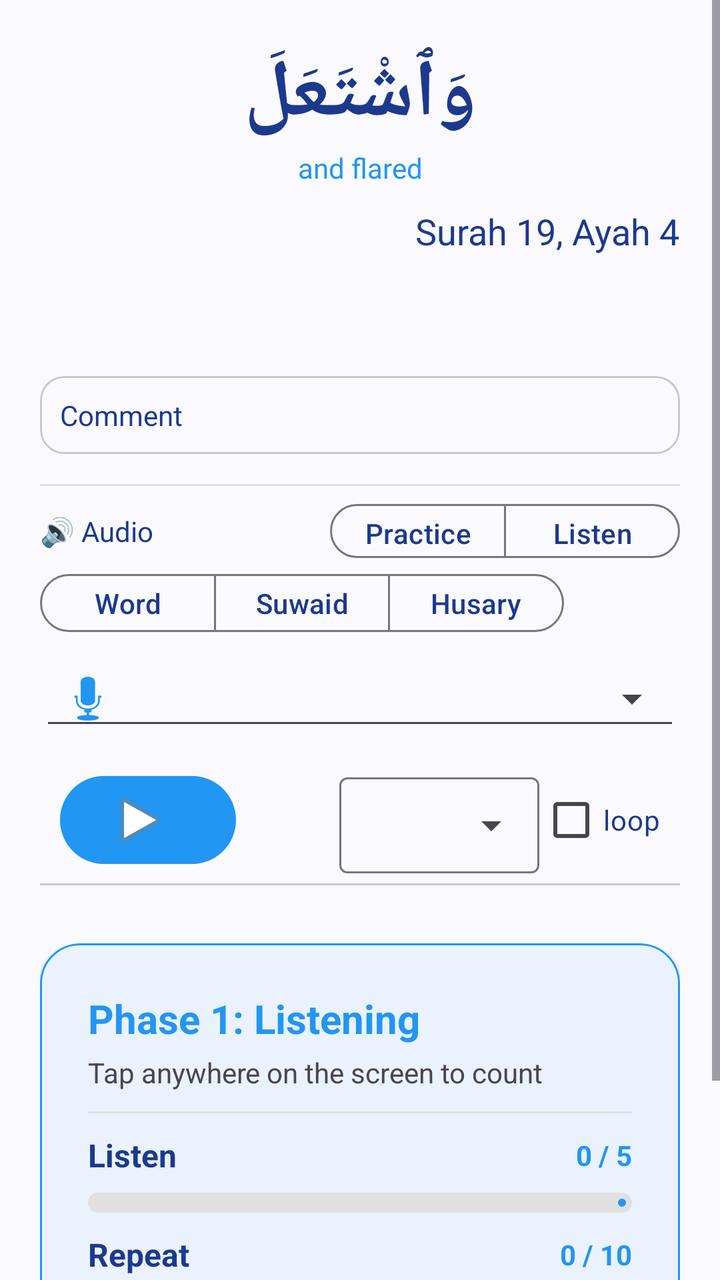
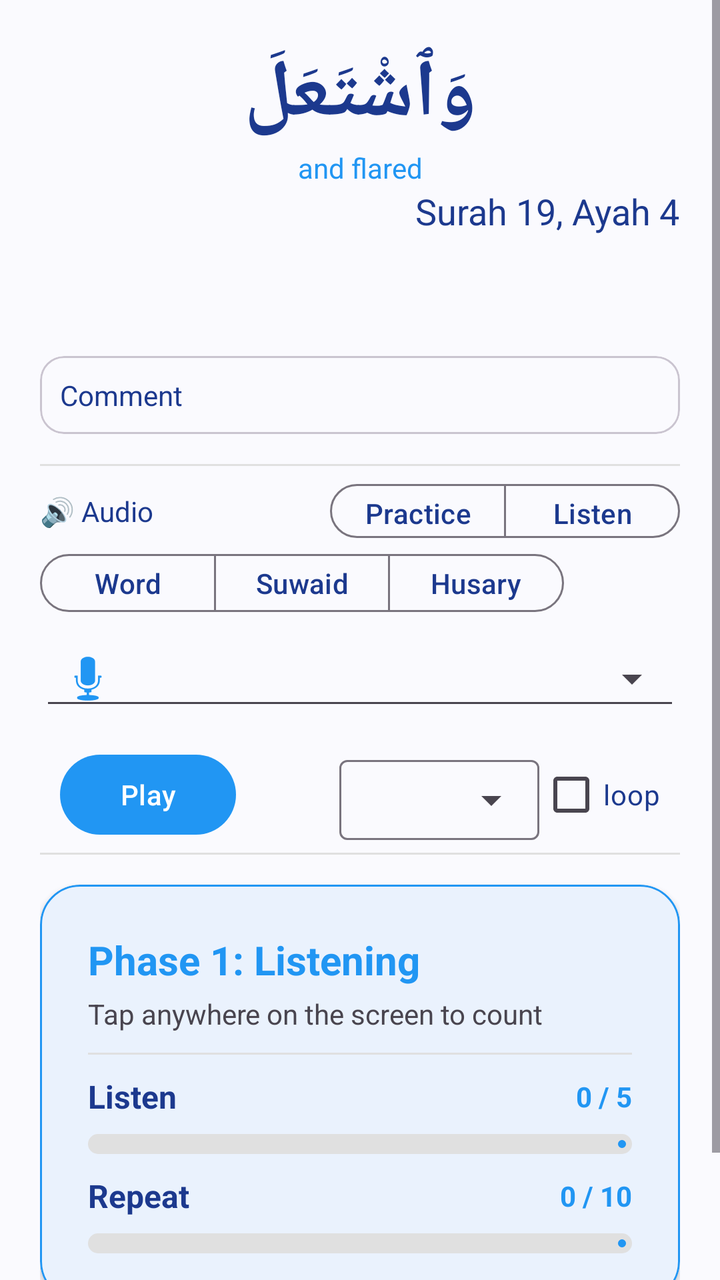

Compare the two renders of this Android layout. The source of the first and the diff that turns it into the second are given below.
<!-- AndroidManifest.xml: application theme Theme.QuranWords -->
<!-- res/layout/fragment_local_detail.xml -->
<?xml version="1.0" encoding="utf-8"?>
<ScrollView xmlns:android="http://schemas.android.com/apk/res/android"
    xmlns:app="http://schemas.android.com/apk/res-auto"
    android:layout_width="match_parent"
    android:layout_height="match_parent">


    <androidx.constraintlayout.widget.ConstraintLayout
        android:id="@+id/root"
        android:layout_width="match_parent"
        android:layout_height="wrap_content"
        android:padding="20dp">

        
        <TextView
            android:id="@+id/detailWordTextView"
            android:layout_width="0dp"
            android:layout_height="wrap_content"
            android:gravity="center"
            android:text="وَٱشْتَعَلَ"
            android:textColor="@color/textColor"
            android:textSize="40sp"
            android:textStyle="bold"
            app:layout_constraintEnd_toEndOf="parent"
            app:layout_constraintStart_toStartOf="parent"
            app:layout_constraintTop_toTopOf="parent" />

        
        <TextView
            android:id="@+id/detailEnglishTextView"
            android:layout_width="0dp"
            android:layout_height="wrap_content"
            android:gravity="center"
            android:text="and flared"
            android:textColor="@color/primary"
            android:textSize="14sp"
            app:layout_constraintEnd_toEndOf="parent"
            app:layout_constraintStart_toStartOf="parent"
            app:layout_constraintTop_toBottomOf="@id/detailWordTextView" />


        
        <TextView
            android:id="@+id/detailSurahTextView"
            android:layout_width="wrap_content"
            android:layout_height="wrap_content"
            android:layout_marginTop="@dimen/margin_top"
            android:text="Surah 19, Ayah 4"
            android:textColor="@color/textColor"
            android:textSize="18sp"
            app:layout_constraintEnd_toEndOf="parent"
            app:layout_constraintTop_toBottomOf="@id/detailEnglishTextView" />

        
        <TextView
            android:id="@+id/detailAyahTextView"
            android:layout_width="wrap_content"
            android:layout_height="wrap_content"
            android:layout_marginTop="@dimen/margin_top"
            android:textColor="@color/black"
            android:textSize="30sp"
            android:textStyle="bold"
            app:layout_constraintEnd_toEndOf="parent"
            app:layout_constraintStart_toStartOf="parent"
            app:layout_constraintTop_toBottomOf="@id/detailSurahTextView" />


        
        <com.google.android.material.card.MaterialCardView
            android:id="@+id/commentCard"
            android:layout_width="0dp"
            android:layout_height="wrap_content"
            android:layout_marginTop="@dimen/margin_top"
            app:cardCornerRadius="12dp"
            app:layout_constraintEnd_toEndOf="parent"
            app:layout_constraintStart_toStartOf="parent"
            app:layout_constraintTop_toBottomOf="@id/detailAyahTextView">

            <TextView
                android:id="@+id/detailCommentTextView"
                android:layout_width="match_parent"
                android:layout_height="wrap_content"
                android:padding="10dp"
                android:text="Comment"
                android:textColor="@color/textColor"
                android:textSize="14sp" />
        </com.google.android.material.card.MaterialCardView>


        
        <LinearLayout
            android:layout_width="0dp"
            android:layout_height="wrap_content"
            android:layout_marginTop="@dimen/margin_top"
            android:orientation="vertical"
            app:layout_constraintEnd_toEndOf="parent"
            app:layout_constraintStart_toStartOf="parent"
            app:layout_constraintTop_toBottomOf="@id/commentCard">

            
            <View
                android:layout_width="match_parent"
                android:layout_height="1dp"
                android:layout_marginVertical="5dp"
                android:background="#E0E0E0" />

            <androidx.appcompat.widget.LinearLayoutCompat
                android:layout_width="match_parent"
                android:layout_height="wrap_content"
                android:gravity="center"
                android:orientation="horizontal">

                <TextView
                    android:layout_width="wrap_content"
                    android:layout_height="wrap_content"
                    android:layout_marginVertical="5dp"
                    android:text="🔊 Audio"
                    android:textColor="@color/textColor" />

                <Space
                    android:layout_width="0dp"
                    android:layout_height="0dp"
                    android:layout_weight="1" />

                <com.google.android.material.button.MaterialButtonToggleGroup
                    android:id="@+id/modeGroup"
                    android:layout_width="wrap_content"
                    android:layout_height="35dp"
                    app:selectionRequired="true"
                    app:singleSelection="true">

                    <com.google.android.material.button.MaterialButton
                        android:id="@+id/studyModeButton"
                        style="@style/QuranWords.ToggleButton"
                        android:layout_width="wrap_content"
                        android:layout_height="wrap_content"
                        android:text="Practice" />

                    <com.google.android.material.button.MaterialButton
                        android:id="@+id/listenModeButton"
                        style="@style/QuranWords.ToggleButton"
                        android:layout_width="wrap_content"
                        android:layout_height="wrap_content"
                        android:text="Listen" />
                </com.google.android.material.button.MaterialButtonToggleGroup>
            </androidx.appcompat.widget.LinearLayoutCompat>

            <com.google.android.material.button.MaterialButtonToggleGroup
                android:id="@+id/audioModeGroup"
                android:layout_width="wrap_content"
                android:layout_height="wrap_content"
                app:selectionRequired="true"
                app:singleSelection="true">

                <com.google.android.material.button.MaterialButton
                    android:id="@+id/wordAudioButton"
                    style="@style/QuranWords.ToggleButton"
                    android:layout_width="wrap_content"
                    android:layout_height="wrap_content"
                    android:text="Word" />

                <com.google.android.material.button.MaterialButton
                    android:id="@+id/suwaidButton"
                    style="@style/QuranWords.ToggleButton"
                    android:layout_width="wrap_content"
                    android:layout_height="wrap_content"
                    android:text="Suwaid" />

                <com.google.android.material.button.MaterialButton
                    android:id="@+id/husaryButton"
                    style="@style/QuranWords.ToggleButton"
                    android:layout_width="wrap_content"
                    android:layout_height="wrap_content"
                    android:text="Husary" />

            </com.google.android.material.button.MaterialButtonToggleGroup>

            <com.google.android.material.textfield.TextInputLayout
                android:id="@+id/reciterDropdownLayout"
                android:layout_width="match_parent"
                android:layout_height="wrap_content"
                app:boxBackgroundMode="outline"
                app:endIconMode="dropdown_menu"
                app:startIconDrawable="@android:drawable/ic_btn_speak_now"
                app:startIconTint="@color/primary"
                android:theme="@style/Theme.Material3.DayNight.NoActionBar">

                <com.google.android.material.textfield.MaterialAutoCompleteTextView
                    android:id="@+id/reciterDropdown"
                    android:layout_width="match_parent"
                    android:layout_height="wrap_content"
                    android:inputType="none"
                    android:focusable="false"
                    android:popupBackground="@color/surface"
                    android:textColor="@color/primary"/>
            </com.google.android.material.textfield.TextInputLayout>

            
            <androidx.constraintlayout.widget.ConstraintLayout
                android:id="@+id/controllerLayout"
                android:layout_width="match_parent"
                android:layout_height="wrap_content"
                android:layout_marginHorizontal="10dp"
                android:layout_marginTop="10dp"
                android:orientation="horizontal"
                app:layout_constraintBottom_toBottomOf="parent"
                app:layout_constraintEnd_toEndOf="parent">

                <Button
                    android:id="@+id/playAudioButton"
                    android:layout_width="wrap_content"
                    android:layout_height="wrap_content"
                    android:drawableLeft="@android:drawable/ic_media_play"
                    app:layout_constraintBottom_toBottomOf="parent"
                    app:layout_constraintStart_toStartOf="parent"
                    app:layout_constraintTop_toTopOf="parent" />

                <com.google.android.material.textfield.TextInputLayout
                    style="@style/Widget.Material3.TextInputLayout.OutlinedBox.ExposedDropdownMenu"
                    android:layout_width="100dp"
                    android:layout_height="wrap_content"
                    app:boxStrokeWidth="1dp"
                    app:boxStrokeWidthFocused="1dp"
                    app:layout_constraintBottom_toBottomOf="parent"
                    app:layout_constraintEnd_toStartOf="@+id/playLoop"
                    app:layout_constraintTop_toTopOf="parent">

                    <AutoCompleteTextView
                        android:id="@+id/playbackSpeedDropdown"
                        android:layout_width="match_parent"
                        android:layout_height="48dp"
                        android:gravity="center"
                        android:inputType="none"
                        android:paddingStart="8dp"
                        android:paddingEnd="8dp"
                        android:textSize="14sp" />

                </com.google.android.material.textfield.TextInputLayout>


                <CheckBox
                    android:id="@+id/playLoop"
                    android:layout_width="wrap_content"
                    android:layout_height="wrap_content"
                    android:text="loop"
                    android:textColor="@color/textColor"
                    app:layout_constraintBottom_toBottomOf="parent"
                    app:layout_constraintEnd_toEndOf="parent"
                    app:layout_constraintTop_toTopOf="parent" />
            </androidx.constraintlayout.widget.ConstraintLayout>

            <com.google.android.material.divider.MaterialDivider
                android:layout_width="match_parent"
                android:layout_height="1dp"
                android:layout_marginVertical="5dp" />

            <include
                android:id="@+id/taskProgressLayout"
                layout="@layout/layout_task_progress"
                android:layout_width="match_parent"
                android:layout_height="wrap_content"
                android:layout_marginTop="24dp" />

            <LinearLayout
                android:layout_width="match_parent"
                android:layout_height="wrap_content"
                android:layout_marginTop="@dimen/margin_top"
                android:gravity="end"
                android:orientation="horizontal">

                <Button
                    android:id="@+id/deleteButton"
                    style="?attr/materialButtonOutlinedStyle"
                    android:layout_width="wrap_content"
                    android:layout_height="wrap_content"
                    android:drawableEnd="@android:drawable/ic_menu_delete"
                    android:minWidth="0dp"
                    android:minHeight="0dp"
                    android:padding="4dp" />

                <Button
                    android:id="@+id/editButton"
                    style="?attr/materialButtonOutlinedStyle"
                    android:layout_width="wrap_content"
                    android:layout_height="wrap_content"
                    android:layout_marginStart="20dp"
                    android:drawableEnd="@android:drawable/ic_menu_edit"
                    android:minWidth="0dp"
                    android:minHeight="0dp"
                    android:padding="4dp" />

                <Button
                    android:id="@+id/navigationButton"
                    android:layout_width="40dp"
                    android:layout_height="40dp"
                    android:background="@android:drawable/ic_menu_view" />
            </LinearLayout>

        </LinearLayout>


    </androidx.constraintlayout.widget.ConstraintLayout>


</ScrollView>
<!-- res/layout/layout_task_progress.xml (included above) -->
<?xml version="1.0" encoding="utf-8"?>
<com.google.android.material.card.MaterialCardView
    xmlns:android="http://schemas.android.com/apk/res/android"
    xmlns:app="http://schemas.android.com/apk/res-auto"
    android:id="@+id/progressCard"
    android:layout_width="match_parent"
    android:layout_height="wrap_content"
    app:cardCornerRadius="20dp"
    app:cardElevation="2dp"
    app:strokeWidth="1dp"
    app:strokeColor="@color/primary">

    <LinearLayout
        android:layout_width="match_parent"
        android:layout_height="wrap_content"
        android:orientation="vertical"
        android:padding="24dp">

        
        <TextView
            android:id="@+id/phaseHeaderTextView"
            android:layout_width="wrap_content"
            android:layout_height="wrap_content"
            android:text="Phase 1: Listening"
            android:textColor="@color/primary"
            android:textSize="20sp"
            android:textStyle="bold" />

        <TextView
            android:id="@+id/tapInstructionTextView"
            android:layout_width="wrap_content"
            android:layout_height="wrap_content"
            android:layout_marginTop="4dp"
            android:text="Tap anywhere on the screen to count"
            android:textColor="?android:attr/textColorSecondary"
            android:textSize="14sp" />
        
        <View
            android:layout_width="match_parent"
            android:layout_height="1dp"
            android:layout_marginVertical="@dimen/margin_top"
            android:background="#E0E0E0" />

        
        <LinearLayout
            android:layout_width="match_parent"
            android:layout_height="wrap_content"
            android:gravity="center_vertical"
            android:orientation="horizontal">

            <TextView
                android:id="@+id/listenTitle"
                android:layout_width="0dp"
                android:layout_height="wrap_content"
                android:layout_weight="1"
                android:text="Listen"
                android:textColor="@color/textColor"
                android:textSize="16sp"
                android:textStyle="bold" />

            <TextView
                android:id="@+id/listenCountTextView"
                android:layout_width="wrap_content"
                android:layout_height="wrap_content"
                android:text="0 / 5"
                android:textColor="@color/primary"
                android:textSize="14sp"
                android:textStyle="bold" />
        </LinearLayout>

        <com.google.android.material.progressindicator.LinearProgressIndicator
            android:id="@+id/listenProgressIndicator"
            android:layout_width="match_parent"
            android:layout_height="wrap_content"
            android:layout_marginTop="8dp"
            android:max="5"
            app:indicatorColor="@color/primary"
            app:trackColor="#E0E0E0"
            app:trackCornerRadius="8dp"
            app:trackThickness="10dp" />

        
        <LinearLayout
            android:layout_width="match_parent"
            android:layout_height="wrap_content"
            android:layout_marginTop="@dimen/margin_top"
            android:gravity="center_vertical"
            android:orientation="horizontal">

            <TextView
                android:id="@+id/repeatTitle"
                android:layout_width="0dp"
                android:layout_height="wrap_content"
                android:layout_weight="1"
                android:text="Repeat"
                android:textColor="@color/textColor"
                android:textSize="16sp"
                android:textStyle="bold" />

            <TextView
                android:id="@+id/repeatCountTextView"
                android:layout_width="wrap_content"
                android:layout_height="wrap_content"
                android:text="0 / 10"
                android:textColor="@color/primary"
                android:textSize="14sp"
                android:textStyle="bold" />
        </LinearLayout>

        <com.google.android.material.progressindicator.LinearProgressIndicator
            android:id="@+id/repeatProgressIndicator"
            android:layout_width="match_parent"
            android:layout_height="wrap_content"
            android:layout_marginTop="8dp"
            android:max="10"
            app:indicatorColor="@color/primary"
            app:trackColor="#E0E0E0"
            app:trackCornerRadius="8dp"
            app:trackThickness="10dp" />

    </LinearLayout>
</com.google.android.material.card.MaterialCardView>
<!-- resources referenced by this layout -->
<resources>
  <color name="black">#FF000000</color>
  <color name="primary">#2196F3</color>
  <color name="surface">#FAFAFE</color>
  <color name="textColor">#1C398E</color>
  <dimen name="margin_top">10dp</dimen>
  <style name="QuranWords.ToggleButton" parent="Widget.Material3.Button.OutlinedButton">
          <item name="backgroundTint">@color/toggle_button_background</item>
          <item name="android:textColor">@color/toggle_button_text</item>
          <item name="android:minHeight">35dp</item>
          <item name="android:padding">5dp</item>
      </style>
  <style name="Theme.QuranWords" parent="Theme.Material3.DayNight.NoActionBar">
          <item name="colorPrimary">@color/primary</item>
          <item name="colorOnPrimary">@color/on_primary</item>
          <item name="colorPrimaryContainer">@color/primary_container</item>
          <item name="colorOnPrimaryContainer">@color/on_primary_container</item>
  
          <item name="colorSecondary">@color/secondary</item>
          <item name="colorOnSecondary">@color/on_secondary</item>
          <item name="android:textColorPrimary">@color/on_primary_container</item>
          <item name="android:windowBackground">@color/background</item>
          <item name="colorSurface">@color/surface</item>
      </style>
  <color name="on_primary">#FFFFFF</color>
  <color name="primary_container">#D2E4FF</color>
  <color name="on_primary_container">#001D36</color>
  <color name="secondary">#535F70</color>
  <color name="on_secondary">#FFFFFF</color>
  <color name="background">#FAFAFE</color>
</resources>

<!-- the commit's change to res/layout/fragment_local_detail.xml (unified diff, before → after) -->
@@ -44,7 +44,6 @@
             android:id="@+id/detailSurahTextView"
             android:layout_width="wrap_content"
             android:layout_height="wrap_content"
-            android:layout_marginTop="@dimen/margin_top"
             android:text="Surah 19, Ayah 4"
             android:textColor="@color/textColor"
             android:textSize="18sp"
@@ -210,7 +209,7 @@
                     android:id="@+id/playAudioButton"
                     android:layout_width="wrap_content"
                     android:layout_height="wrap_content"
-                    android:drawableLeft="@android:drawable/ic_media_play"
+                    android:text="Play"
                     app:layout_constraintBottom_toBottomOf="parent"
                     app:layout_constraintStart_toStartOf="parent"
                     app:layout_constraintTop_toTopOf="parent" />
@@ -228,9 +227,10 @@
                     <AutoCompleteTextView
                         android:id="@+id/playbackSpeedDropdown"
                         android:layout_width="match_parent"
-                        android:layout_height="48dp"
+                        android:layout_height="40dp"
                         android:gravity="center"
                         android:inputType="none"
+                        android:paddingVertical="2dp"
                         android:paddingStart="8dp"
                         android:paddingEnd="8dp"
                         android:textSize="14sp" />
@@ -249,17 +249,18 @@
                     app:layout_constraintTop_toTopOf="parent" />
             </androidx.constraintlayout.widget.ConstraintLayout>
 
-            <com.google.android.material.divider.MaterialDivider
+            <View
                 android:layout_width="match_parent"
                 android:layout_height="1dp"
-                android:layout_marginVertical="5dp" />
+                android:layout_marginVertical="5dp"
+                android:background="#E0E0E0" />
 
             <include
                 android:id="@+id/taskProgressLayout"
                 layout="@layout/layout_task_progress"
                 android:layout_width="match_parent"
                 android:layout_height="wrap_content"
-                android:layout_marginTop="24dp" />
+                android:layout_marginTop="@dimen/margin_top" />
 
             <LinearLayout
                 android:layout_width="match_parent"
@@ -270,30 +271,22 @@
 
                 <Button
                     android:id="@+id/deleteButton"
-                    style="?attr/materialButtonOutlinedStyle"
-                    android:layout_width="wrap_content"
-                    android:layout_height="wrap_content"
-                    android:drawableEnd="@android:drawable/ic_menu_delete"
-                    android:minWidth="0dp"
-                    android:minHeight="0dp"
-                    android:padding="4dp" />
+                    android:layout_width="@dimen/icon_size_small"
+                    android:layout_height="@dimen/icon_size_small"
+                    android:background="@drawable/ic_delete" />
 
                 <Button
                     android:id="@+id/editButton"
-                    style="?attr/materialButtonOutlinedStyle"
-                    android:layout_width="wrap_content"
-                    android:layout_height="wrap_content"
+                    android:layout_width="@dimen/icon_size_small"
+                    android:layout_height="@dimen/icon_size_small"
                     android:layout_marginStart="20dp"
-                    android:drawableEnd="@android:drawable/ic_menu_edit"
-                    android:minWidth="0dp"
-                    android:minHeight="0dp"
-                    android:padding="4dp" />
+                    android:background="@drawable/ic_edit" />
 
                 <Button
                     android:id="@+id/navigationButton"
-                    android:layout_width="40dp"
-                    android:layout_height="40dp"
-                    android:background="@android:drawable/ic_menu_view" />
+                    android:layout_width="@dimen/icon_size_small"
+                    android:layout_height="@dimen/icon_size_small"
+                    android:background="@drawable/expand_more" />
             </LinearLayout>
 
         </LinearLayout>
<!-- resource entries referenced after the edit -->
@@ -4,7 +4,26 @@
   <color name="primary">#2196F3</color>
   <color name="surface">#FAFAFE</color>
   <color name="textColor">#1C398E</color>
+  <dimen name="icon_size_small">30dp</dimen>
   <dimen name="margin_top">10dp</dimen>
+  <!-- drawable expand_more (drawable) -->
+  <vector android:height="24dp" android:tint="#2196F3"
+      android:viewportHeight="24" android:viewportWidth="24"
+      android:width="24dp" xmlns:android="http://schemas.android.com/apk/res/android">
+      <path android:fillColor="@android:color/white" android:pathData="M16.59,8.59L12,13.17 7.41,8.59 6,10l6,6 6,-6z"/>
+  </vector>
+  <!-- drawable ic_delete (drawable) -->
+  <vector android:height="24dp" android:tint="#2196F3"
+      android:viewportHeight="24" android:viewportWidth="24"
+      android:width="24dp" xmlns:android="http://schemas.android.com/apk/res/android">
+      <path android:fillColor="@android:color/white" android:pathData="M6,19c0,1.1 0.9,2 2,2h8c1.1,0 2,-0.9 2,-2V7H6v12zM19,4h-3.5l-1,-1h-5l-1,1H5v2h14V4z"/>
+  </vector>
+  <!-- drawable ic_edit (drawable) -->
+  <vector android:height="24dp" android:tint="#2196F3"
+      android:viewportHeight="24" android:viewportWidth="24"
+      android:width="24dp" xmlns:android="http://schemas.android.com/apk/res/android">
+      <path android:fillColor="@android:color/white" android:pathData="M3,17.25V21h3.75L17.81,9.94l-3.75,-3.75L3,17.25zM20.71,7.04c0.39,-0.39 0.39,-1.02 0,-1.41l-2.34,-2.34c-0.39,-0.39 -1.02,-0.39 -1.41,0l-1.83,1.83 3.75,3.75 1.83,-1.83z"/>
+  </vector>
   <style name="QuranWords.ToggleButton" parent="Widget.Material3.Button.OutlinedButton">
           <item name="backgroundTint">@color/toggle_button_background</item>
           <item name="android:textColor">@color/toggle_button_text</item>
